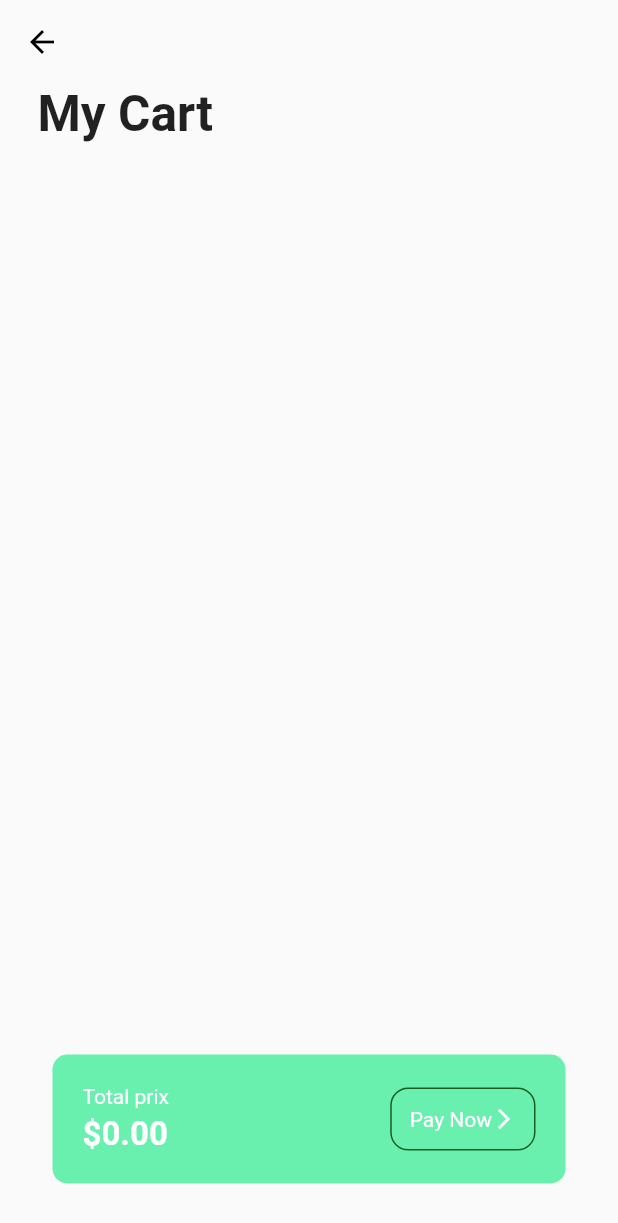
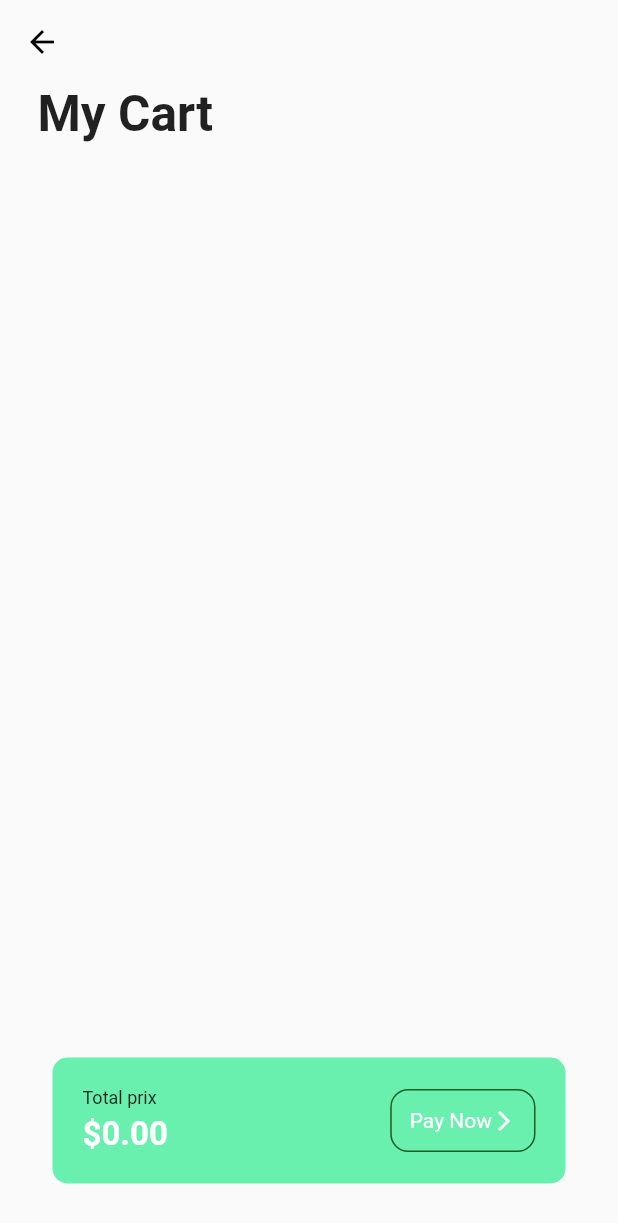
Before and after one commit to erdemgocen44/La-Marche, a Flutter app: the CartPage screen opened directly, on a phone screen of 412 x 824 dp. Shown: the top 1223 px of the screen. Run offline on Flutter 3.47's test engine with Material 2 defaults, Android fonts, the light colour scheme and no system bars; our stand-ins replace google_fonts.

Commit message:
son düzeltmeler3

```diff
--- a/lib/pages/cart_page.dart
+++ b/lib/pages/cart_page.dart
@@ -3,6 +3,8 @@
 import 'package:flutter/material.dart';
 import 'package:google_fonts/google_fonts.dart';
 import 'package:marche/model/cart_model.dart';
+import 'package:marche/model/sizedbox_model.dart';
+import 'package:marche/model/text_model.dart';
 import 'package:provider/provider.dart';
 
 class CartPage extends StatelessWidget {
@@ -27,8 +29,7 @@
                 padding: const EdgeInsets.symmetric(
                   horizontal: 25,
                 ),
-                child:
-                Text(
+                child: Text(
                   'My Cart',
                   style: GoogleFonts.nerkoOne(
                     fontSize: 33,
@@ -91,15 +92,12 @@
                       Column(
                         crossAxisAlignment: CrossAxisAlignment.start,
                         children: [
-                          const Text(
-                            'Total prix',
-                            style: TextStyle(
-                              color: Colors.white,
-                            ),
+                          const CustomText(
+                            yazi: 'Total prix',
+                            size: 12,
+                            renk: Colors.white,
                           ),
-                          const SizedBox(
-                            height: 4,
-                          ),
+                         CustomSizedBox(ebat: 4),
                           Text(
                             '\$${value.calculateTotal()}',
                             style: const TextStyle(
```
